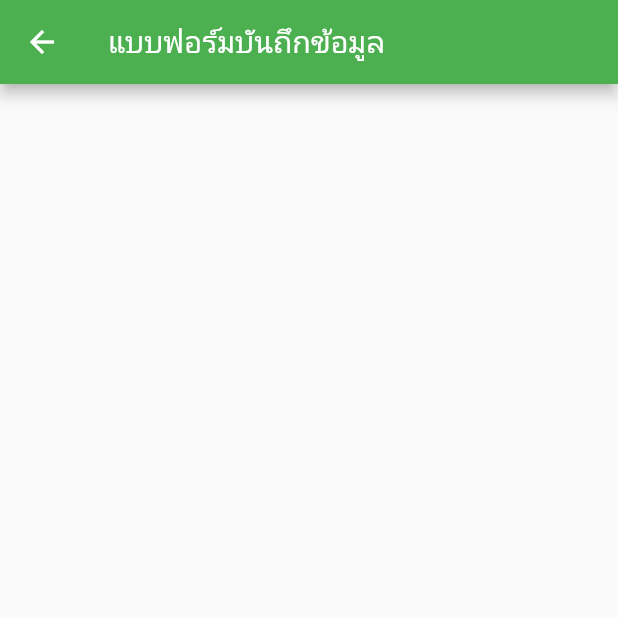
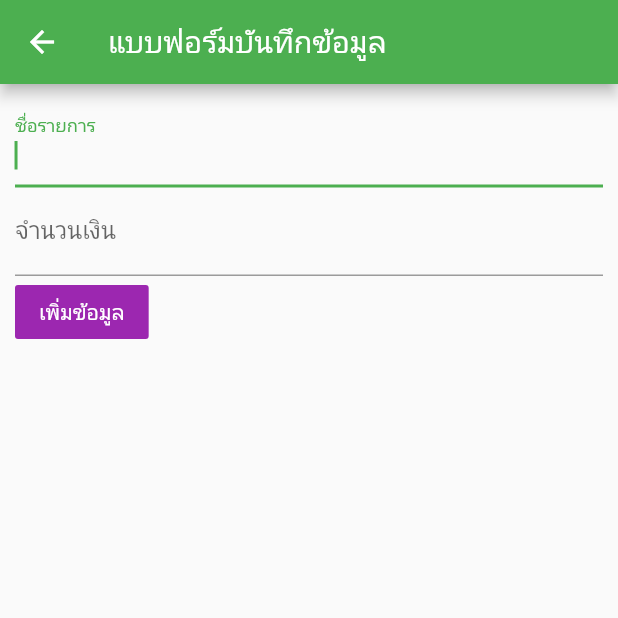
Before and after one commit to Redleafz2735/4-flutter, a Flutter app: the Fromscreen screen opened directly, on a phone screen of 412 x 824 dp, the top half of it. Run offline on Flutter 3.47's test engine with Material 2 defaults, Android fonts, the phone set to English and light mode, and no system bars.

Commit message:
commit 5

```diff
--- a/lib/screens/form._screen.dart
+++ b/lib/screens/form._screen.dart
@@ -5,8 +5,33 @@ class Fromscreen extends StatelessWidget {
   Widget build(BuildContext context) {
     return Scaffold(
         appBar: AppBar(
-          title: Text("แบบฟอร์มบันถึกข้อมูล"),
+          title: Text("แบบฟอร์มบันทึกข้อมูล"),
         ),
-        body: Container());
+        body: Padding(
+          padding: const EdgeInsets.all(10.0),
+          child: Form(
+            child: Column(
+              crossAxisAlignment: CrossAxisAlignment.start,
+              children: [
+                TextFormField(
+                  decoration: new InputDecoration(labelText: "ชื่อรายการ"),
+                  autofocus: true,
+                ),
+                TextFormField(
+                  decoration: new InputDecoration(labelText: "จำนวนเงิน"),
+                  keyboardType: TextInputType.number,
+                ),
+                FlatButton(
+                  child: Text("เพิ่มข้อมูล"),
+                  color: Colors.purple,
+                  textColor: Colors.white,
+                  onPressed: () {
+                    Navigator.pop(context);
+                  },
+                )
+              ],
+            ),
+          ),
+        ));
   }
 }
```
